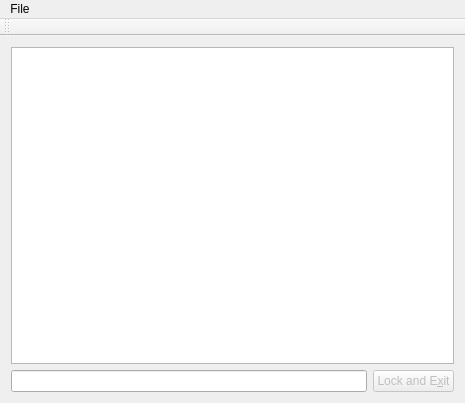
First picture: the form in password-sticky-note/mainwindow.ui, repository FreedomBen/password-sticky-note, before the edit.
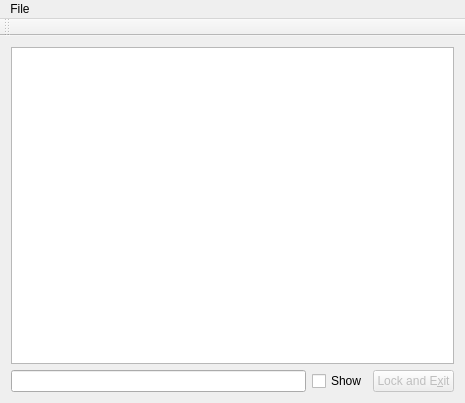
Second picture: the form after the edit. Icons and pictures are not drawn.

What changed in the file:
```diff
--- a/password-sticky-note/mainwindow.ui
+++ b/password-sticky-note/mainwindow.ui
@@ -25,7 +25,18 @@
     <item>
      <layout class="QHBoxLayout" name="horizontalLayout">
       <item>
-       <widget class="QLineEdit" name="passwordLineEdit"/>
+       <widget class="QLineEdit" name="passwordLineEdit">
+        <property name="echoMode">
+         <enum>QLineEdit::Password</enum>
+        </property>
+       </widget>
+      </item>
+      <item>
+       <widget class="QCheckBox" name="showPasswordCheckBox">
+        <property name="text">
+         <string>Show</string>
+        </property>
+       </widget>
       </item>
       <item>
        <widget class="QPushButton" name="lockButton">
```
